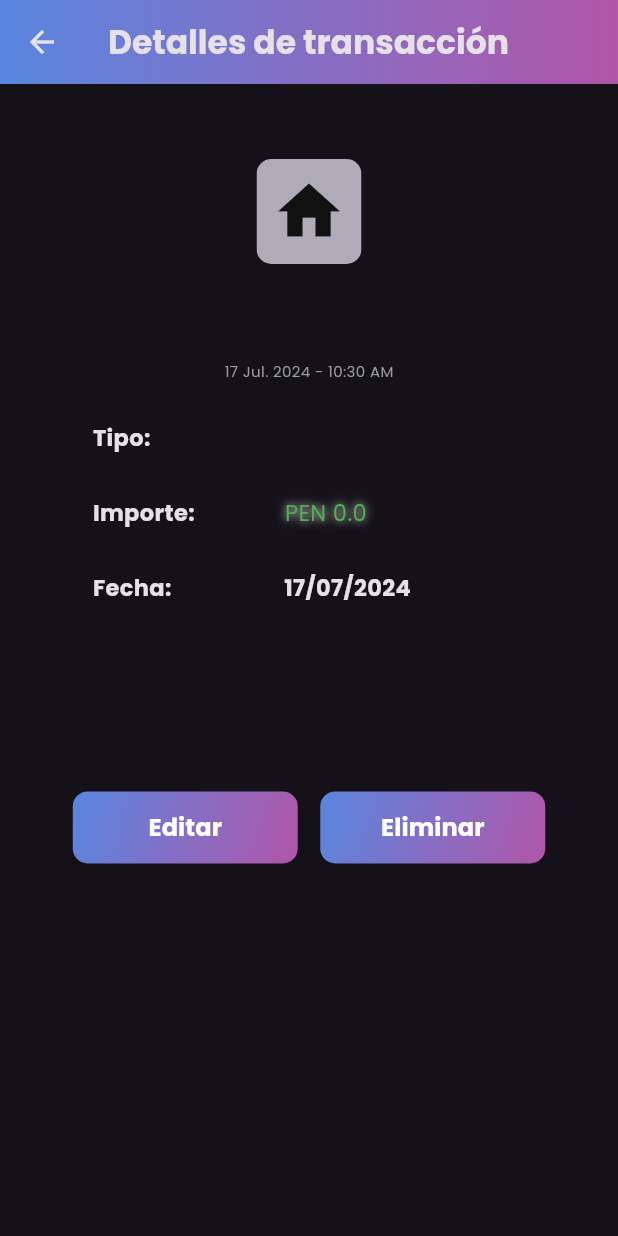
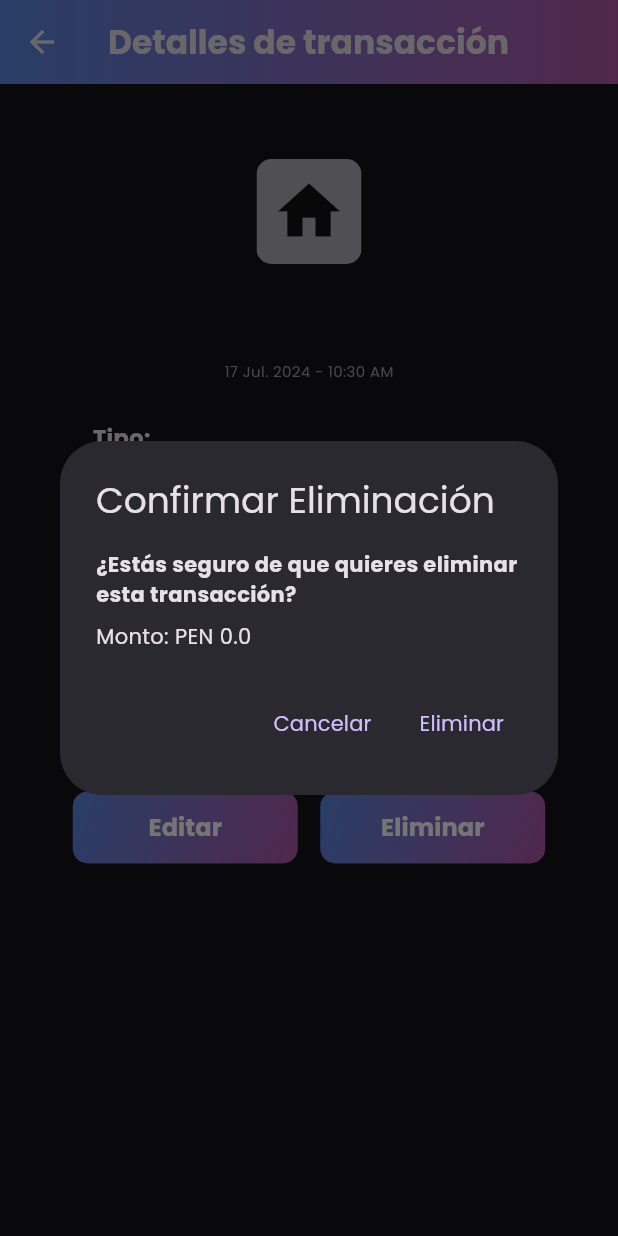
Before and after one commit to Edurz135/mycash_front, a Flutter app: the TransactionDetailsScreen screen opened directly with empty values, after a tap on "Eliminar", on a phone screen of 412 x 824 dp. Run offline on Flutter 3.47's test engine with Material 3 defaults, Android fonts, the phone set to English and light mode, and no system bars; our stand-ins replace fl_chart, flutter_colorpicker, font_awesome_flutter, get, syncfusion_flutter_charts; missing offline and left inert: dart:ffi.

Commit message:
Funcion eliminar transaccion

```diff
--- a/lib/components/BottomNavBar.dart
+++ b/lib/components/BottomNavBar.dart
@@ -3,7 +3,7 @@ import 'package:flutter/material.dart';
 import 'package:mycash_front/screens/home_screen/home_screen.dart';
 import 'package:mycash_front/screens/profile/profile_screen.dart';
 import 'package:mycash_front/screens/statistics_screen.dart';
-import 'package:mycash_front/screens/transaction_screen.dart';
+import 'package:mycash_front/screens/transaction_screen/transaction_screen.dart';
 import 'package:mycash_front/screens/objetives/a_objetive_screen.dart';
 
 
--- a/lib/main.dart
+++ b/lib/main.dart
@@ -1,5 +1,5 @@
 import 'package:flutter/material.dart';
-import 'package:mycash_front/screens/transaction_detail_screen.dart';
+import 'package:mycash_front/screens/transaction_detail_screen/transaction_detail_screen.dart';
 import 'package:provider/provider.dart';
 import 'package:mycash_front/screens/objetives/objetivos_viewmodel.dart';
 import 'package:mycash_front/services/api_config.dart';
--- a/lib/screens/home_screen/home_screen.dart
+++ b/lib/screens/home_screen/home_screen.dart
@@ -5,7 +5,7 @@ import 'package:mycash_front/components/operation_item.dart';
 import 'package:mycash_front/components/transaction_item.dart';
 import 'package:mycash_front/screens/accounts_screen/accounts_screen.dart';
 import 'package:mycash_front/screens/home_screen/home_screen_controller.dart';
-import 'package:mycash_front/screens/transaction_detail_screen.dart';
+import 'package:mycash_front/screens/transaction_detail_screen/transaction_detail_screen.dart';
 import 'package:mycash_front/screens/income_screen.dart';
 import 'package:intl/intl.dart';
 
--- a/lib/screens/transaction_detail_screen.dart
+++ b/lib/screens/transaction_detail_screen/transaction_detail_screen.dart
@@ -1,12 +1,23 @@
+import 'dart:math';
+
 import 'package:flutter/material.dart';
+import 'package:get/get.dart';
 import 'package:intl/intl.dart';
 import 'package:mycash_front/model/transaction.dart'; // Importa tu modelo de transacción
+import 'package:mycash_front/screens/home_screen/home_screen.dart';
+import 'package:mycash_front/screens/transaction_detail_screen/transaction_detail_screen_controller.dart';
 
 class TransactionDetailsScreen extends StatelessWidget {
   final Transaction transaction;
   final String category; // Define la variable para la transacción
+  TransactionDetailScreenController controller = Get.put(TransactionDetailScreenController());
 
-  TransactionDetailsScreen({required this.transaction, required this.category}); // Constructor para recibir la transacción
+
+  TransactionDetailsScreen({
+    required this.transaction,
+    required this.category,
+    }); // Constructor para recibir la transacción
+
 
   @override
   Widget build(BuildContext context) {
@@ -149,7 +160,9 @@ class TransactionDetailsScreen extends StatelessWidget {
                       ],
                     ),
                     child: TextButton(
-                      onPressed: () {},
+                      onPressed: () {
+                        print("Boton de editar presionado");
+                        },
                       child: const Text(
                         'Editar',
                         style: TextStyle(
@@ -183,7 +196,44 @@ class TransactionDetailsScreen extends StatelessWidget {
                       ],
                     ),
                     child: TextButton(
-                      onPressed: () {},
+                      onPressed: () {
+                        print("Boton de eliminar presionado");
+                        showDialog(
+                            context: context,
+                            builder: (context) => AlertDialog(
+                              title: Text('Confirmar Eliminación'),
+                              content: Column(
+                                mainAxisSize: MainAxisSize.min,
+                                crossAxisAlignment: CrossAxisAlignment.start,
+                                children: [
+                                  Text(
+                                    '¿Estás seguro de que quieres eliminar esta transacción?',
+                                    style:
+                                        TextStyle(fontWeight: FontWeight.bold),
+                                  ),
+                                  SizedBox(height: 8),
+                                  Text('Monto: PEN ${transaction.amount ?? 0.00}'),
+                                ],
+                              ),
+                              actions: [
+                                TextButton(
+                                  onPressed: () {
+                                    Navigator.of(context).pop();
+                                  },
+                                  child: Text('Cancelar'),
+                                ),
+                                TextButton(
+                                  onPressed: () {
+                                    controller.deleteTransaction(transaction.id);
+                                    Navigator.of(context).pop();
+                                    Get.back();
+                                  },
+                                  child: Text('Eliminar'),
+                                ),
+                              ],
+                            ),
+                          );
+                      },
                       child: const Text(
                         'Eliminar',
                         style: TextStyle(
```
Also changed, not shown: lib/screens/home_screen/home_screen_controller.dart (+20 -0 lines), lib/screens/transaction_detail_screen/transaction_detail_screen_controller.dart (added, +41 -0 lines), lib/screens/transaction_screen/transaction_screen.dart (renamed from lib/screens/transaction_screen.dart, +13 -7 lines), lib/services/transaction_service.dart (+35 -0 lines), lib/screens/transaction_screen/transaction_screen_controller.dart (renamed from lib/screens/transaction_screen_controller.dart).
